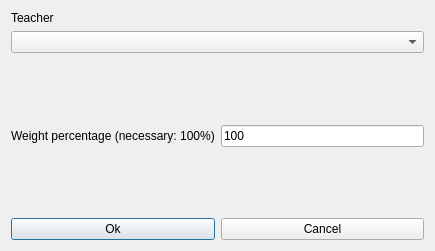
Qt form fet/src/interface/modifyconstraintteachermaxtwoconsecutiveafternoonsform_template.ui (vonmecheln/fet) before a commit.
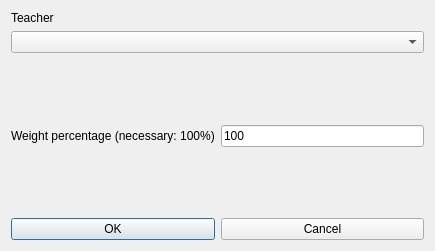
The same form after that commit.

The edit to the form file:
```diff
--- a/fet/src/interface/modifyconstraintteachermaxtwoconsecutiveafternoonsform_template.ui
+++ b/fet/src/interface/modifyconstraintteachermaxtwoconsecutiveafternoonsform_template.ui
@@ -105,7 +105,7 @@
      <item>
       <widget class="QPushButton" name="okPushButton">
        <property name="text">
-        <string>Ok</string>
+        <string>OK</string>
        </property>
       </widget>
      </item>
```
